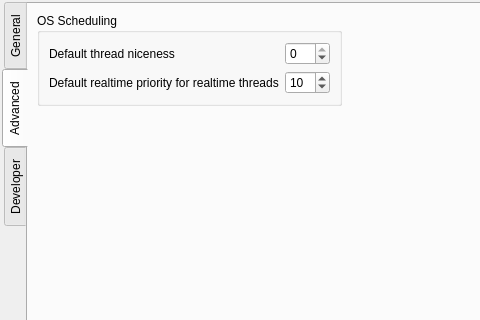
Old version of the form src/globalconfigdialog.ui in the repository syntalos/syntalos; both pictures show x 0 to 480 and y 0 to 320 of the 783 by 536 pixel window.
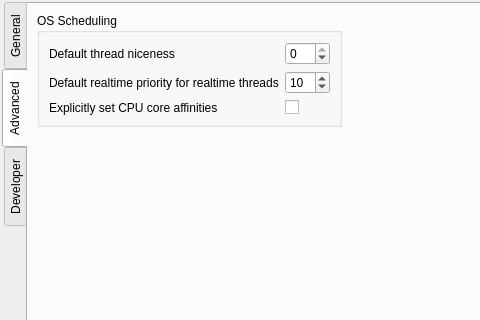
New version of the form. The open tabs and pages were chosen to show the change. Icons and pictures are not drawn.

```diff
--- a/src/globalconfigdialog.ui
+++ b/src/globalconfigdialog.ui
@@ -214,6 +214,16 @@
                  </property>
                 </widget>
                </item>
+               <item row="2" column="0">
+                <widget class="QLabel" name="explicitlySetCPUCoreAffinitiesLabel">
+                 <property name="text">
+                  <string>Explicitly set CPU core affinities</string>
+                 </property>
+                </widget>
+               </item>
+               <item row="2" column="1">
+                <widget class="QCheckBox" name="explicitCoreAffinitiesCheckBox"/>
+               </item>
               </layout>
              </item>
             </layout>
```
Left out of the diff: 11 changed lines with no effect on the pictures.
